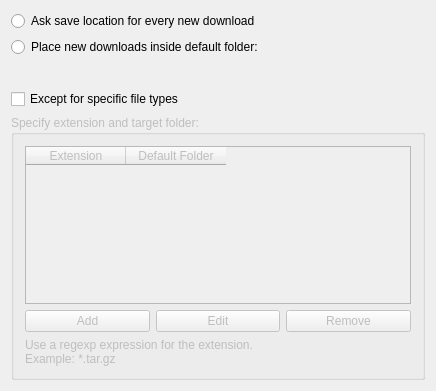
This is conf/dlgdirectories.ui in KDE/kget as Qt 5 draws it before an edit. The edited form follows.
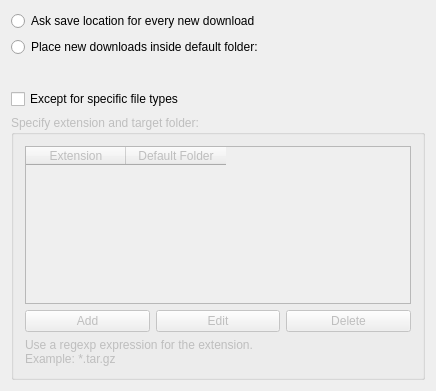
This is the edited form. Custom widgets are drawn as their Qt base class.

Commit message: - Added a transferSpeed method to the dbus interface - Changes in the configuration buttons names (folders and groups pages) - Change in the way that a new group is added - Solved a problem with duplicate entries in the newTransferDialog donwloadFolder combobox

```diff
--- a/conf/dlgdirectories.ui
+++ b/conf/dlgdirectories.ui
@@ -136,7 +136,7 @@
         <item>
          <widget class="QPushButton" name="removeButton" >
           <property name="text" >
-           <string>Remove</string>
+           <string>Delete</string>
           </property>
          </widget>
         </item>
```
The commit also changes 7 other files.
